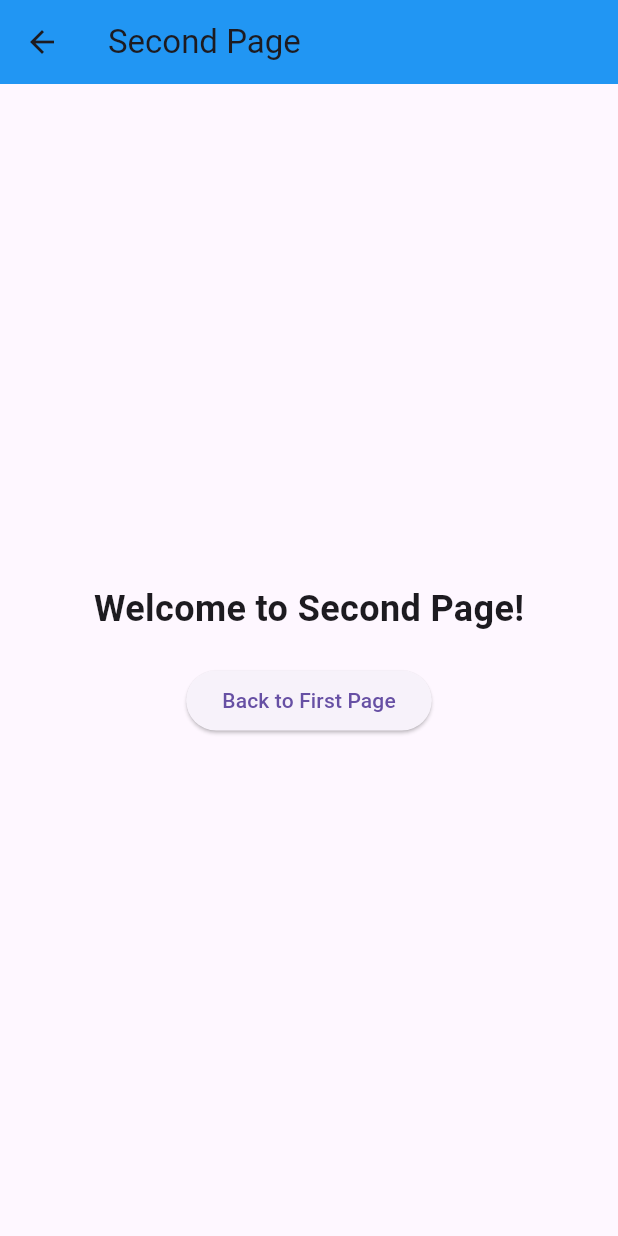
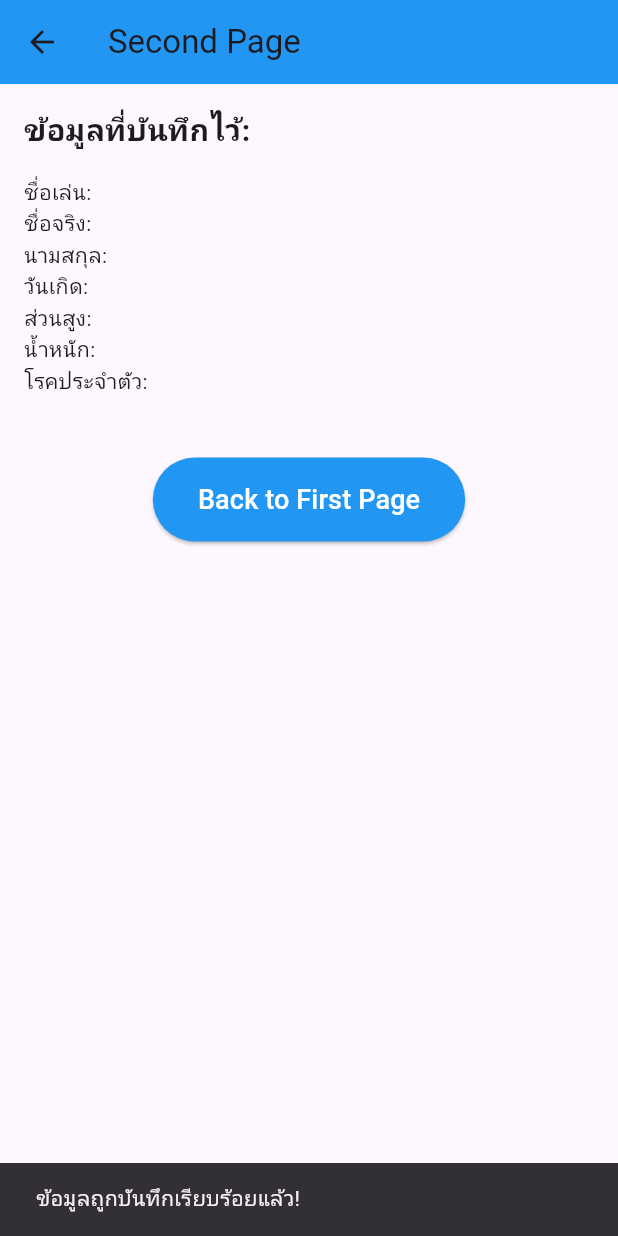
Before and after one commit to KittapongMoo/ProFaceMind, a Flutter app: the FirstPage screen opened directly, after a tap on "ยืนยัน", on a phone screen of 412 x 824 dp. Run offline on Flutter 3.47's test engine with Material 3 defaults, Android fonts, the phone set to English and light mode, and no system bars; our stand-ins replace shared_preferences; accounts and stored records are empty.

Commit message:
rename file

```diff
--- a/lib/SecondPage.dart
+++ /dev/null
@@ -1,31 +0,0 @@
-import 'package:flutter/material.dart';
-
-class SecondPage extends StatelessWidget {
-  @override
-  Widget build(BuildContext context) {
-    return Scaffold(
-      appBar: AppBar(
-        title: const Text('Second Page'),
-        backgroundColor: Colors.blue,
-      ),
-      body: Center(
-        child: Column(
-          mainAxisAlignment: MainAxisAlignment.center,
-          children: [
-            const Text(
-              'Welcome to Second Page!',
-              style: TextStyle(fontSize: 24, fontWeight: FontWeight.bold),
-            ),
-            const SizedBox(height: 20),
-            ElevatedButton(
-              onPressed: () {
-                Navigator.pop(context); // กลับไปยังหน้าก่อนหน้า
-              },
-              child: const Text('Back to First Page'),
-            ),
-          ],
-        ),
-      ),
-    );
-  }
-}
--- a/lib/Firstpage.dart
+++ b/lib/firstpage.dart
@@ -1,5 +1,6 @@
 import 'package:flutter/material.dart';
-import 'SecondPage.dart';
+import 'package:shared_preferences/shared_preferences.dart'; // Import SharedPreferences
+import 'secondpage.dart';
 
 class FirstPage extends StatefulWidget {
   @override
@@ -16,129 +17,26 @@ class _FirstPageState extends State<FirstPage> {
   final TextEditingController weightController = TextEditingController();
   final TextEditingController conditionController = TextEditingController();
 
-  Future<void> checkSavedInformation() async {
+  // Save Information to SharedPreferences
+  Future<void> saveInformation() async {
     final prefs = await SharedPreferences.getInstance();
-    final nickname = prefs.getString('nickname') ?? 'ไม่พบข้อมูล';
-    final firstname = prefs.getString('firstname') ?? 'ไม่พบข้อมูล';
-    final lastname = prefs.getString('lastname') ?? 'ไม่พบข้อมูล';
-    final birthdate = prefs.getString('birthdate') ?? 'ไม่พบข้อมูล';
-    final height = prefs.getString('height') ?? 'ไม่พบข้อมูล';
-    final weight = prefs.getString('weight') ?? 'ไม่พบข้อมูล';
-    final condition = prefs.getString('condition') ?? 'ไม่พบข้อมูล';
 
-    showDialog(
-      context: context,
-      builder: (context) {
-        return AlertDialog(
-          title: const Text('ข้อมูลที่บันทึกไว้'),
-          content: Column(
-            mainAxisSize: MainAxisSize.min,
-            crossAxisAlignment: CrossAxisAlignment.start,
-            children: [
-              Text('ชื่อเล่น: $nickname'),
-              Text('ชื่อจริง: $firstname'),
-              Text('นามสกุล: $lastname'),
-              Text('วันเกิด: $birthdate'),
-              Text('ส่วนสูง: $height'),
-              Text('น้ำหนัก: $weight'),
-              Text('โรคประจำตัว: $condition'),
-            ],
-          ),
-          actions: [
-            TextButton(
-              onPressed: () => Navigator.pop(context),
-              child: const Text('ปิด'),
-            ),
-          ],
-        );
-      },
+    // Save all information
+    await prefs.setString('nickname', nicknameController.text.trim());
+    await prefs.setString('firstname', firstnameController.text.trim());
+    await prefs.setString('lastname', lastnameController.text.trim());
+    await prefs.setString('birthdate', birthdateController.text.trim());
+    await prefs.setString('height', heightController.text.trim());
+    await prefs.setString('weight', weightController.text.trim());
+    await prefs.setString('condition', conditionController.text.trim());
+
+    // Show SnackBar after saving data
+    ScaffoldMessenger.of(context).showSnackBar(
+      const SnackBar(content: Text('ข้อมูลถูกบันทึกเรียบร้อยแล้ว!')),
     );
   }
 
-  @override
-  Widget build(BuildContext context) {
-    return Scaffold(
-      appBar: AppBar(
-        title: const Text(
-          'ข้อมูล',
-          style: TextStyle(
-            fontSize: 20,
-            fontWeight: FontWeight.bold,
-          ),
-        ),
-        actions: [
-          TextButton(
-            onPressed: () async {
-              // Save the information locally
-              await saveInformation();
-
-              // Navigate to SecondPage
-              Navigator.push(
-                context,
-                MaterialPageRoute(
-                  builder: (context) => SecondPage(),
-                ),
-              );
-            },
-            child: const Text(
-              'ยืนยัน',
-              style: TextStyle(
-                fontSize: 16,
-                color: Colors.blue,
-              ),
-            ),
-          ),
-        ],
-        backgroundColor: Colors.white,
-        elevation: 1,
-        iconTheme: const IconThemeData(color: Colors.black),
-      ),
-      body: Padding(
-        padding: const EdgeInsets.all(16.0),
-        child: SingleChildScrollView(
-          child: Column(
-            crossAxisAlignment: CrossAxisAlignment.start,
-            children: [
-              buildInputField('ชื่อเล่น', 'กรอกชื่อเล่น', nicknameController),
-              buildInputField('ชื่อจริง', 'กรอกชื่อจริง', firstnameController),
-              buildInputField('นามสกุล', 'กรอกนามสกุล', lastnameController),
-              buildInputField('วันเกิด', 'กรอกวันเกิด', birthdateController),
-              buildInputField('ส่วนสูง', 'กรอกส่วนสูง', heightController),
-              buildInputField('น้ำหนัก', 'กรอกน้ำหนัก', weightController),
-              buildInputField('โรคประจำตัว', 'กรอกโรคประจำตัว', conditionController),
-              const SizedBox(height: 16),
-              ElevatedButton(
-                onPressed: checkSavedInformation,
-                child: const Text('ตรวจสอบข้อมูลที่บันทึกไว้'),
-              ),
-              const SizedBox(height: 16),
-              const Text(
-                'รูป :',
-                style: TextStyle(
-                  fontSize: 16,
-                  fontWeight: FontWeight.bold,
-                ),
-              ),
-              const SizedBox(height: 8),
-              Center(
-                child: ClipRRect(
-                  borderRadius: BorderRadius.circular(8.0),
-                  child: Image.asset(
-                    'assets/profile.jpg',
-                    width: 100,
-                    height: 100,
-                    fit: BoxFit.cover,
-                  ),
-                ),
-              ),
-            ],
-          ),
-        ),
-      ),
-    );
-  }
-
-
+  // Build the input field widget
   Widget buildInputField(String label, String hintText, TextEditingController controller) {
     return Padding(
       padding: const EdgeInsets.only(bottom: 16.0),
@@ -170,8 +68,86 @@ class _FirstPageState extends State<FirstPage> {
   }
 
   @override
+  Widget build(BuildContext context) {
+    return Scaffold(
+      appBar: AppBar(
+        title: const Text(
+          'ข้อมูล',
+          style: TextStyle(
+            fontSize: 20,
+            fontWeight: FontWeight.bold,
+          ),
+        ),
+        actions: [
+          TextButton(
+            onPressed: () async {
+              // Save the information locally
+              await saveInformation();
+
+              // Navigate to SecondPage
+              Navigator.push(
+                context,
+                MaterialPageRoute(
+                  builder: (context) => const SecondPage(),
+                ),
+              );
+            },
+            child: const Text(
+              'ยืนยัน',
+              style: TextStyle(
+                fontSize: 16,
+                color: Colors.blue,
+              ),
+            ),
+          ),
+        ],
+        backgroundColor: Colors.white,
+        elevation: 1,
+        iconTheme: const IconThemeData(color: Colors.black),
+      ),
+      body: Padding(
+        padding: const EdgeInsets.all(16.0),
+        child: SingleChildScrollView(
+          child: Column(
+            crossAxisAlignment: CrossAxisAlignment.start,
+            children: [
+              buildInputField('ชื่อเล่น', 'กรอกชื่อเล่น', nicknameController),
+              buildInputField('ชื่อจริง', 'กรอกชื่อจริง', firstnameController),
+              buildInputField('นามสกุล', 'กรอกนามสกุล', lastnameController),
+              buildInputField('วันเกิด', 'กรอกวันเกิด', birthdateController),
+              buildInputField('ส่วนสูง', 'กรอกส่วนสูง', heightController),
+              buildInputField('น้ำหนัก', 'กรอกน้ำหนัก', weightController),
+              buildInputField('โรคประจำตัว', 'กรอกโรคประจำตัว', conditionController),
+              const SizedBox(height: 16),
+              const Text(
+                'รูป :',
+                style: TextStyle(
+                  fontSize: 16,
+                  fontWeight: FontWeight.bold,
+                ),
+              ),
+              const SizedBox(height: 8),
+              Center(
+                child: ClipRRect(
+                  borderRadius: BorderRadius.circular(8.0),
+                  child: Image.asset(
+                    'assets/profile.jpg',
+                    width: 100,
+                    height: 100,
+                    fit: BoxFit.cover,
+                  ),
+                ),
+              ),
+            ],
+          ),
+        ),
+      ),
+    );
+  }
+
+  @override
   void dispose() {
-    // ล้าง TextEditingController เมื่อปิดหน้า
+    // Clean up TextEditingController when the widget is disposed
     nicknameController.dispose();
     firstnameController.dispose();
     lastnameController.dispose();
@@ -181,10 +157,4 @@ class _FirstPageState extends State<FirstPage> {
     conditionController.dispose();
     super.dispose();
   }
-
-  saveInformation() {}
 }
-
-class SharedPreferences {
-  static getInstance() {}
-}
--- a/lib/main.dart
+++ b/lib/main.dart
@@ -1,5 +1,5 @@
 import 'package:flutter/material.dart';
-import 'FirstPage.dart'; // นำเข้า FirstPage.dart (ไม่มี assets/)
+import 'firstpage.dart'; // Import FirstPage.dart
 
 void main() {
   runApp(const MyApp());
@@ -67,7 +67,7 @@ class PersonalInfoPage extends StatelessWidget {
             onPressed: () {
               Navigator.push(
                 context,
-                MaterialPageRoute(builder: (context) => FirstPage()), // นำทางไป FirstPage
+                MaterialPageRoute(builder: (context) => FirstPage()), // Navigate to FirstPage
               );
             },
             style: ElevatedButton.styleFrom(
--- /dev/null
+++ b/lib/secondpage.dart
@@ -0,0 +1,83 @@
+import 'package:flutter/material.dart';
+import 'package:shared_preferences/shared_preferences.dart'; // Import SharedPreferences
+
+class SecondPage extends StatelessWidget {
+  const SecondPage({super.key});
+
+  Future<Map<String, String>> getSavedInformation() async {
+    final prefs = await SharedPreferences.getInstance();
+    return {
+      'nickname': prefs.getString('nickname') ?? 'ไม่พบข้อมูล',
+      'firstname': prefs.getString('firstname') ?? 'ไม่พบข้อมูล',
+      'lastname': prefs.getString('lastname') ?? 'ไม่พบข้อมูล',
+      'birthdate': prefs.getString('birthdate') ?? 'ไม่พบข้อมูล',
+      'height': prefs.getString('height') ?? 'ไม่พบข้อมูล',
+      'weight': prefs.getString('weight') ?? 'ไม่พบข้อมูล',
+      'condition': prefs.getString('condition') ?? 'ไม่พบข้อมูล',
+    };
+  }
+
+  @override
+  Widget build(BuildContext context) {
+    return Scaffold(
+      appBar: AppBar(
+        title: const Text('Second Page'),
+        backgroundColor: Colors.blue,
+      ),
+      body: FutureBuilder<Map<String, String>>(
+        future: getSavedInformation(),
+        builder: (context, snapshot) {
+          if (snapshot.connectionState == ConnectionState.waiting) {
+            return const Center(child: CircularProgressIndicator());
+          } else if (snapshot.hasError) {
+            return const Center(child: Text('Failed to load data.'));
+          } else if (!snapshot.hasData || snapshot.data!.isEmpty) {
+            return const Center(child: Text('No data found.'));
+          }
+
+          final data = snapshot.data!;
+          return Padding(
+            padding: const EdgeInsets.all(16.0),
+            child: Column(
+              crossAxisAlignment: CrossAxisAlignment.start,
+              children: [
+                const Text(
+                  'ข้อมูลที่บันทึกไว้:',
+                  style: TextStyle(fontSize: 20, fontWeight: FontWeight.bold),
+                ),
+                const SizedBox(height: 16),
+                Text('ชื่อเล่น: ${data['nickname']}'),
+                Text('ชื่อจริง: ${data['firstname']}'),
+                Text('นามสกุล: ${data['lastname']}'),
+                Text('วันเกิด: ${data['birthdate']}'),
+                Text('ส่วนสูง: ${data['height']}'),
+                Text('น้ำหนัก: ${data['weight']}'),
+                Text('โรคประจำตัว: ${data['condition']}'),
+                const SizedBox(height: 40),
+                Center(
+                  child: ElevatedButton(
+                    onPressed: () {
+                      Navigator.pop(context); // กลับไปยังหน้าก่อนหน้า
+                    },
+                    style: ElevatedButton.styleFrom(
+                      padding: const EdgeInsets.symmetric(
+                          horizontal: 30, vertical: 15),
+                      shape: RoundedRectangleBorder(
+                        borderRadius: BorderRadius.circular(30),
+                      ),
+                      backgroundColor: Colors.blue,
+                    ),
+                    child: const Text(
+                      'Back to First Page',
+                      style: TextStyle(fontSize: 18, color: Colors.white),
+                    ),
+                  ),
+                ),
+              ],
+            ),
+          );
+        },
+      ),
+    );
+  }
+}
```
